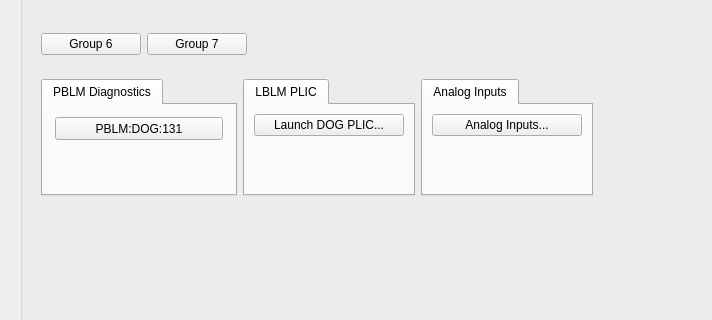
This is dog_main.ui in ad-build-test/pydm-mps as Qt 5 draws it before an edit; both pictures show x 0 to 712 and y 241 to 561 of the 1191 by 700 pixel window. The edited form follows.
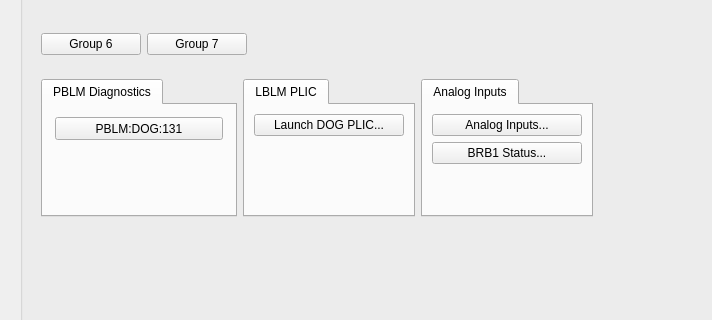
This is the edited form. Custom widgets are drawn as their Qt base class.

Commit message: Add magnet interlock buttons

```diff
--- a/dog_main.ui
+++ b/dog_main.ui
@@ -219,6 +219,19 @@
                 <string>Analog Inputs</string>
                </attribute>
                <layout class="QGridLayout" name="gridLayout_8">
+                <item row="2" column="0">
+                 <spacer name="verticalSpacer_5">
+                  <property name="orientation">
+                   <enum>Qt::Vertical</enum>
+                  </property>
+                  <property name="sizeHint" stdset="0">
+                   <size>
+                    <width>20</width>
+                    <height>40</height>
+                   </size>
+                  </property>
+                 </spacer>
+                </item>
                 <item row="0" column="0">
                  <widget class="PyDMRelatedDisplayButton" name="PyDMRelatedDisplayButton">
                   <property name="minimumSize">
@@ -252,17 +265,24 @@
                  </widget>
                 </item>
                 <item row="1" column="0">
-                 <spacer name="verticalSpacer_5">
-                  <property name="orientation">
-                   <enum>Qt::Vertical</enum>
+                 <widget class="PyDMEDMDisplayButton" name="PyDMEDMDisplayButton_2">
+                  <property name="toolTip">
+                   <string/>
                   </property>
-                  <property name="sizeHint" stdset="0">
-                   <size>
-                    <width>20</width>
-                    <height>40</height>
-                   </size>
+                  <property name="text">
+                   <string>BRB1 Status...</string>
                   </property>
-                 </spacer>
+                  <property name="filenames" stdset="0">
+                   <stringlist>
+                    <string>mps_byk_new.edl</string>
+                   </stringlist>
+                  </property>
+                  <property name="macros" stdset="0">
+                   <stringlist>
+                    <string>P=BEND:DOG:110,DEVICE=BRB1</string>
+                   </stringlist>
+                  </property>
+                 </widget>
                 </item>
                </layout>
               </widget>
```
The commit also changes 1 other file.
